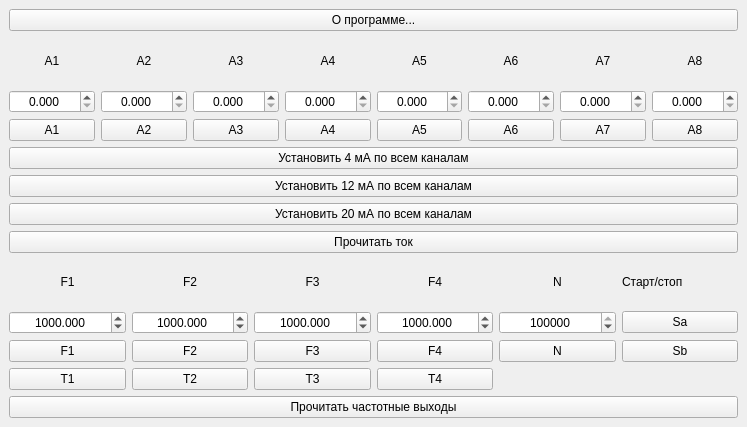
Qt form upva.ui (corvinalive/KUControl) before a commit.
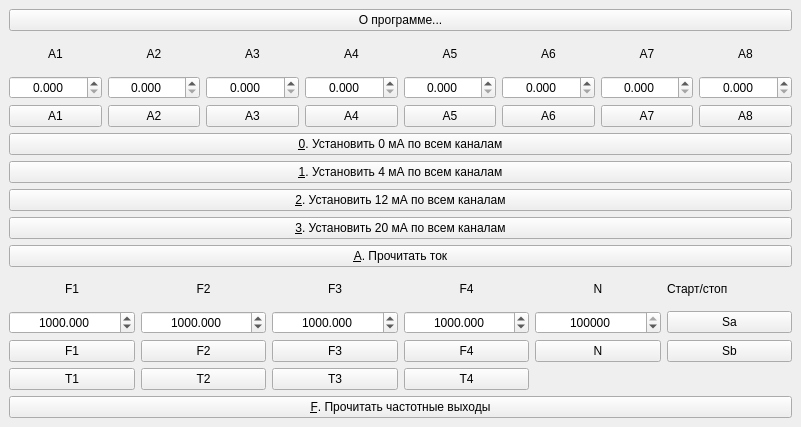
The same form after that commit.

Commit message: Сделано: 1. Горячие клавиши 2. Установить ток = 0

Patch:
```diff
--- a/upva.ui
+++ b/upva.ui
@@ -6,7 +6,7 @@
    <rect>
     <x>0</x>
     <y>0</y>
-    <width>747</width>
+    <width>801</width>
     <height>427</height>
    </rect>
   </property>
@@ -309,31 +309,38 @@
         </item>
        </layout>
       </item>
+      <item>
+       <widget class="QPushButton" name="set0pushButton">
+        <property name="text">
+         <string>&amp;0. Установить 0 мА по всем каналам</string>
+        </property>
+       </widget>
+      </item>
       <item>
        <widget class="QPushButton" name="set4pushButton">
         <property name="text">
-         <string>Установить 4 мА по всем каналам</string>
+         <string>&amp;1. Установить 4 мА по всем каналам</string>
         </property>
        </widget>
       </item>
       <item>
        <widget class="QPushButton" name="set12pushButton">
         <property name="text">
-         <string>Установить 12 мА по всем каналам</string>
+         <string>&amp;2. Установить 12 мА по всем каналам</string>
         </property>
        </widget>
       </item>
       <item>
        <widget class="QPushButton" name="set20pushButton">
         <property name="text">
-         <string>Установить 20 мА по всем каналам</string>
+         <string>&amp;3. Установить 20 мА по всем каналам</string>
         </property>
        </widget>
       </item>
       <item>
        <widget class="QPushButton" name="pushButtonreadAO">
         <property name="text">
-         <string>Прочитать ток</string>
+         <string>&amp;A. Прочитать ток</string>
         </property>
        </widget>
       </item>
@@ -558,7 +565,7 @@
       <item>
        <widget class="QPushButton" name="pushButtonreadFO">
         <property name="text">
-         <string>Прочитать частотные выходы</string>
+         <string>&amp;F. Прочитать частотные выходы</string>
         </property>
        </widget>
       </item>
```
Left out of the diff: 41 changed lines with no effect on the pictures. The commit also changes 2 other files.
